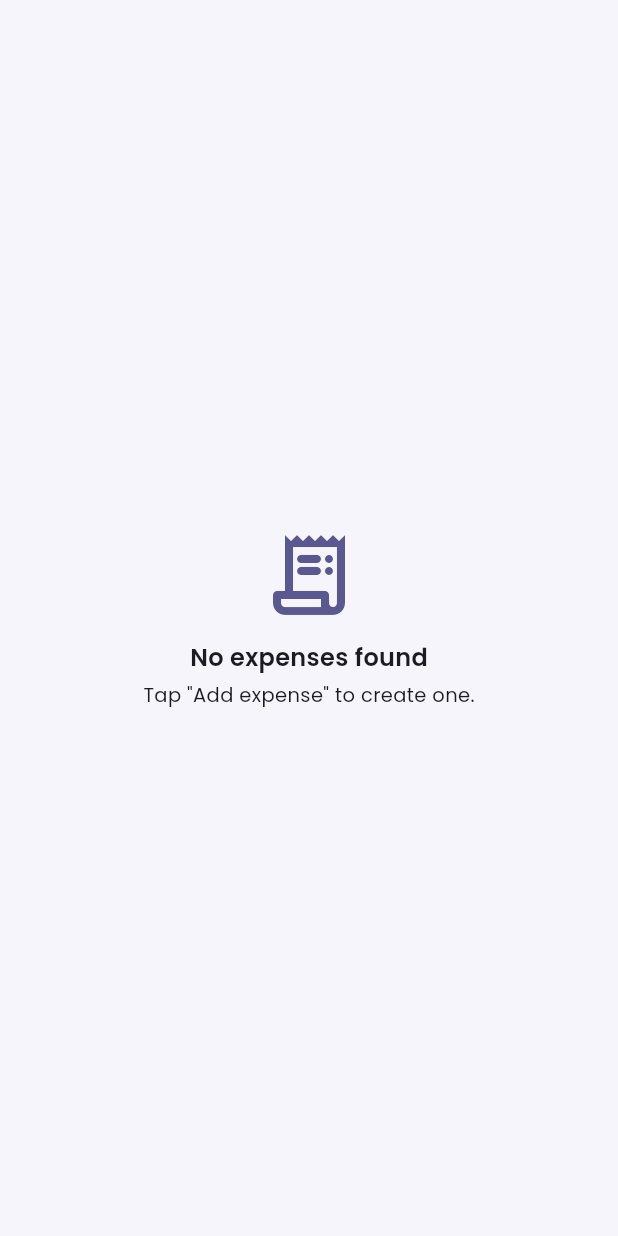
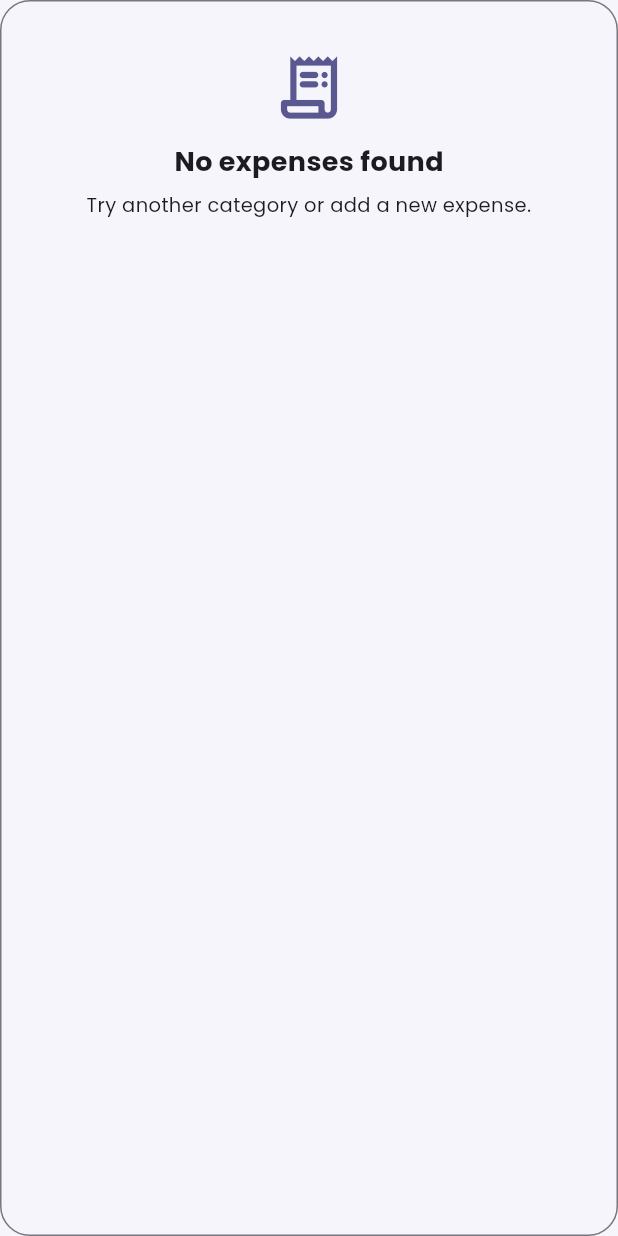
Before and after one commit to hadrianesparcia/CSIT-Esparcia, a Flutter app: the EmptyExpensesView widget shown alone on an empty page, opened directly, on a phone screen of 412 x 824 dp. Run offline on Flutter 3.47's test engine with Material 3 defaults, Android fonts, the phone set to English and light mode, and no system bars; our stand-ins replace google_fonts.

Commit message:
Merge empty state design into reusable empty expenses view

```diff
--- a/expense_tracker/lib/widgets/empty_expenses_view.dart
+++ b/expense_tracker/lib/widgets/empty_expenses_view.dart
@@ -6,35 +6,38 @@ class EmptyExpensesView extends StatelessWidget {
 
   @override
   Widget build(BuildContext context) {
-    final colorScheme = Theme.of(context).colorScheme;
+    final theme = Theme.of(context);
 
-    return Padding(
-      padding: const EdgeInsets.symmetric(vertical: 40),
-      child: Center(
+    return Container(
+      width: double.infinity,
+      padding: const EdgeInsets.all(32),
+      decoration: BoxDecoration(
+        borderRadius: BorderRadius.circular(20),
+        border: Border.all(color: theme.dividerColor),
+      ),
       child: Column(
-          mainAxisSize: MainAxisSize.min,
         children: [
           Icon(
             Icons.receipt_long_rounded,
-              size: 64,
-              color: colorScheme.primary,
+            size: 50,
+            color: theme.colorScheme.primary,
           ),
           const SizedBox(height: 12),
           Text(
             'No expenses found',
             style: GoogleFonts.poppins(
-                fontSize: 16,
-                fontWeight: FontWeight.w600,
+              fontSize: 18,
+              fontWeight: FontWeight.w700,
             ),
           ),
-            const SizedBox(height: 4),
+          const SizedBox(height: 6),
           Text(
-              'Tap "Add expense" to create one.',
+            'Try another category or add a new expense.',
+            textAlign: TextAlign.center,
             style: GoogleFonts.poppins(fontSize: 13),
           ),
         ],
       ),
-      ),
     );
   }
 }
```
Lines whose indentation alone changed are shown as unchanged.
